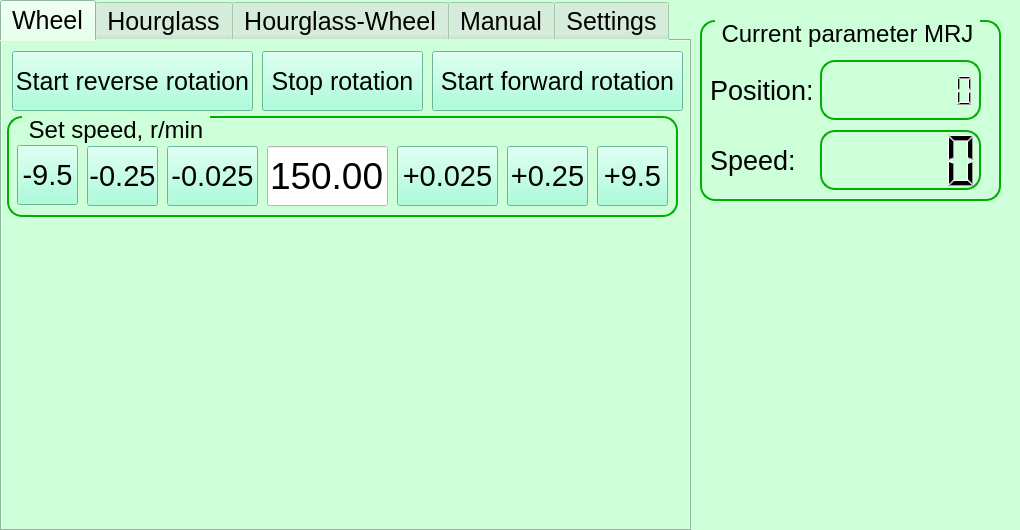
Old version of the form GUI.ui in the repository LeDima/Motor-control-MELSERVO-.
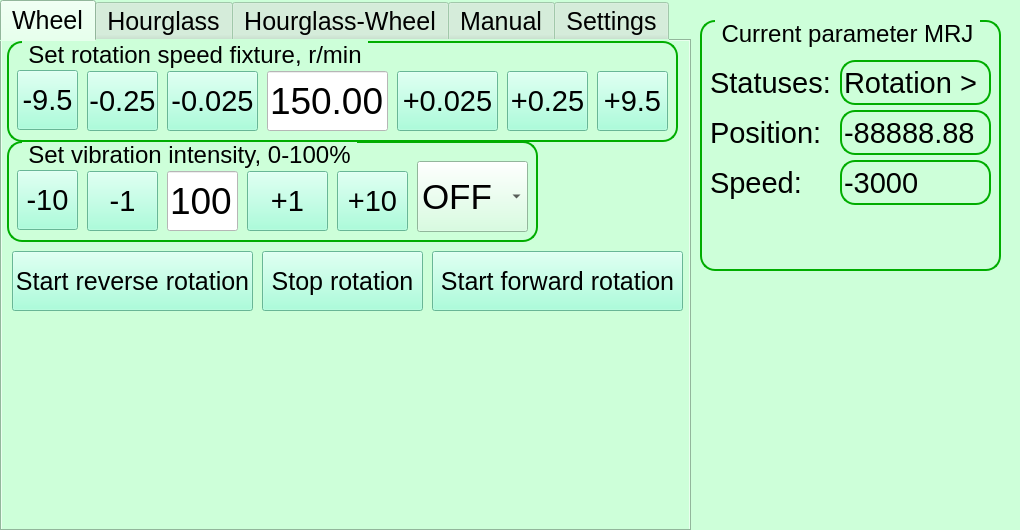
New version of the form. The open tabs and pages were chosen to show the change.

```diff
--- a/GUI.ui
+++ b/GUI.ui
@@ -130,7 +130,7 @@
       <property name="geometry">
        <rect>
         <x>5</x>
-        <y>75</y>
+        <y>0</y>
         <width>671</width>
         <height>101</height>
        </rect>
@@ -154,7 +154,7 @@
 }</string>
       </property>
       <property name="title">
-       <string>Set speed, r/min</string>
+       <string>Set rotation speed fixture, r/min</string>
       </property>
       <widget class="QLineEdit" name="lineEdit_Speed_Wheel_IN">
        <property name="geometry">
@@ -321,7 +321,7 @@
       <property name="geometry">
        <rect>
         <x>10</x>
-        <y>10</y>
+        <y>210</y>
         <width>241</width>
         <height>60</height>
        </rect>
@@ -343,7 +343,7 @@
       <property name="geometry">
        <rect>
         <x>260</x>
-        <y>10</y>
+        <y>210</y>
         <width>161</width>
         <height>60</height>
        </rect>
@@ -365,7 +365,7 @@
       <property name="geometry">
        <rect>
         <x>430</x>
-        <y>10</y>
+        <y>210</y>
         <width>251</width>
         <height>60</height>
        </rect>
@@ -383,6 +383,182 @@
        <string>Start forward rotation</string>
       </property>
      </widget>
+     <widget class="QGroupBox" name="groupBoxSet_VibInt_Wheel">
+      <property name="geometry">
+       <rect>
+        <x>5</x>
+        <y>100</y>
+        <width>531</width>
+        <height>101</height>
+       </rect>
+      </property>
+      <property name="font">
+       <font>
+        <family>Arial</family>
+        <pointsize>18</pointsize>
+       </font>
+      </property>
+      <property name="styleSheet">
+       <string notr="true">QGroupBox {
+    border: 2px solid rgb(0, 173, 0);
+    border-radius: 15px;
+    margin-top: 0.85em;
+}
+QGroupBox::title {
+    subcontrol-origin: margin;
+    left: 15px;
+    padding: 0 3px 0 3px;
+}</string>
+      </property>
+      <property name="title">
+       <string>Set vibration intensity, 0-100%</string>
+      </property>
+      <widget class="QLineEdit" name="lineEdit_VibInt_Wheel">
+       <property name="geometry">
+        <rect>
+         <x>160</x>
+         <y>30</y>
+         <width>71</width>
+         <height>60</height>
+        </rect>
+       </property>
+       <property name="font">
+        <font>
+         <family>Arial</family>
+         <pointsize>28</pointsize>
+        </font>
+       </property>
+       <property name="styleSheet">
+        <string notr="true">background-color: rgb(255, 255, 255);</string>
+       </property>
+       <property name="text">
+        <string>100</string>
+       </property>
+       <property name="dragEnabled">
+        <bool>false</bool>
+       </property>
+       <property name="readOnly">
+        <bool>true</bool>
+       </property>
+      </widget>
+      <widget class="QPushButton" name="button_VibInt_Wheel_m1">
+       <property name="geometry">
+        <rect>
+         <x>80</x>
+         <y>30</y>
+         <width>71</width>
+         <height>60</height>
+        </rect>
+       </property>
+       <property name="font">
+        <font>
+         <family>Arial</family>
+         <pointsize>22</pointsize>
+        </font>
+       </property>
+       <property name="styleSheet">
+        <string notr="true">background-color: rgb(146, 255, 210);</string>
+       </property>
+       <property name="text">
+        <string>-1</string>
+       </property>
+      </widget>
+      <widget class="QPushButton" name="button_VibInt_Wheel_m10">
+       <property name="geometry">
+        <rect>
+         <x>10</x>
+         <y>29</y>
+         <width>61</width>
+         <height>60</height>
+        </rect>
+       </property>
+       <property name="font">
+        <font>
+         <family>Arial</family>
+         <pointsize>22</pointsize>
+        </font>
+       </property>
+       <property name="styleSheet">
+        <string notr="true">background-color: rgb(146, 255, 210);</string>
+       </property>
+       <property name="text">
+        <string>-10</string>
+       </property>
+      </widget>
+      <widget class="QPushButton" name="button_VibInt_Wheel_p1">
+       <property name="geometry">
+        <rect>
+         <x>240</x>
+         <y>30</y>
+         <width>81</width>
+         <height>60</height>
+        </rect>
+       </property>
+       <property name="font">
+        <font>
+         <family>Arial</family>
+         <pointsize>22</pointsize>
+        </font>
+       </property>
+       <property name="styleSheet">
+        <string notr="true">background-color: rgb(146, 255, 210);</string>
+       </property>
+       <property name="text">
+        <string>+1</string>
+       </property>
+      </widget>
+      <widget class="QPushButton" name="button_VibInt_Wheel_p10">
+       <property name="geometry">
+        <rect>
+         <x>330</x>
+         <y>30</y>
+         <width>71</width>
+         <height>60</height>
+        </rect>
+       </property>
+       <property name="font">
+        <font>
+         <family>Arial</family>
+         <pointsize>22</pointsize>
+        </font>
+       </property>
+       <property name="styleSheet">
+        <string notr="true">background-color: rgb(146, 255, 210);</string>
+       </property>
+       <property name="text">
+        <string>+10</string>
+       </property>
+      </widget>
+      <widget class="QComboBox" name="comboBox_Vib_Wheel">
+       <property name="geometry">
+        <rect>
+         <x>410</x>
+         <y>20</y>
+         <width>111</width>
+         <height>71</height>
+        </rect>
+       </property>
+       <property name="font">
+        <font>
+         <family>Arial</family>
+         <pointsize>26</pointsize>
+        </font>
+       </property>
+       <property name="styleSheet">
+        <string notr="true">background-color: rgb(205, 255, 217);</string>
+       </property>
+       <item>
+        <property name="text">
+         <string>OFF</string>
+        </property>
+       </item>
+       <item>
+        <property name="text">
+         <string>ON</string>
+        </property>
+       </item>
+      </widget>
+     </widget>
     </widget>
     <widget class="QWidget" name="Tab_Hourglass">
      <attribute name="title">
@@ -2099,7 +2275,7 @@
       <x>700</x>
       <y>20</y>
       <width>301</width>
-      <height>181</height>
+      <height>251</height>
      </rect>
     </property>
     <property name="font">
@@ -2126,74 +2302,19 @@
     <property name="title">
      <string>Current parameter MRJ</string>
     </property>
-    <widget class="QLCDNumber" name="lcdPosition">
-     <property name="enabled">
-      <bool>true</bool>
-     </property>
-     <property name="geometry">
-      <rect>
-       <x>120</x>
-       <y>40</y>
-       <width>161</width>
-       <height>60</height>
-      </rect>
-     </property>
-     <property name="font">
-      <font>
-       <family>Arial</family>
-       <pointsize>16</pointsize>
-      </font>
-     </property>
-     <property name="mouseTracking">
-      <bool>false</bool>
-     </property>
-     <property name="contextMenuPolicy">
-      <enum>Qt::DefaultContextMenu</enum>
-     </property>
-     <property name="styleSheet">
-      <string notr="true">border: 2px solid rgb(0, 173, 0);
-border-radius: 15px;
-
-</string>
-     </property>
-     <property name="inputMethodHints">
-      <set>Qt::ImhNone</set>
-     </property>
-     <property name="lineWidth">
-      <number>0</number>
-     </property>
-     <property name="midLineWidth">
-      <number>2</number>
-     </property>
-     <property name="smallDecimalPoint">
-      <bool>false</bool>
-     </property>
-     <property name="digitCount">
-      <number>9</number>
-     </property>
-     <property name="segmentStyle">
-      <enum>QLCDNumber::Filled</enum>
-     </property>
-     <property name="value" stdset="0">
-      <double>0.000000000000000</double>
-     </property>
-     <property name="intValue" stdset="0">
-      <number>0</number>
-     </property>
-    </widget>
     <widget class="QLabel" name="label">
      <property name="geometry">
       <rect>
        <x>10</x>
-       <y>40</y>
-       <width>101</width>
-       <height>60</height>
+       <y>90</y>
+       <width>121</width>
+       <height>45</height>
       </rect>
      </property>
      <property name="font">
       <font>
        <family>Arial</family>
-       <pointsize>20</pointsize>
+       <pointsize>22</pointsize>
       </font>
      </property>
      <property name="text">
@@ -2204,68 +2325,128 @@
      <property name="geometry">
       <rect>
        <x>10</x>
-       <y>110</y>
-       <width>91</width>
-       <height>60</height>
+       <y>140</y>
+       <width>121</width>
+       <height>45</height>
       </rect>
      </property>
      <property name="font">
       <font>
        <family>Arial</family>
-       <pointsize>20</pointsize>
+       <pointsize>22</pointsize>
       </font>
      </property>
      <property name="text">
       <string>Speed: </string>
      </property>
     </widget>
-    <widget class="QLCDNumber" name="lcdSpeed">
-     <property name="enabled">
-      <bool>true</bool>
+    <widget class="QLabel" name="label_9">
+     <property name="geometry">
+      <rect>
+       <x>10</x>
+       <y>40</y>
+       <width>121</width>
+       <height>45</height>
+      </rect>
      </property>
+     <property name="font">
+      <font>
+       <family>Arial</family>
+       <pointsize>22</pointsize>
+      </font>
+     </property>
+     <property name="text">
+      <string>Statuses: </string>
+     </property>
+    </widget>
+    <widget class="QLineEdit" name="lineEdit_Statuses">
      <property name="geometry">
       <rect>
-       <x>120</x>
-       <y>110</y>
-       <width>161</width>
-       <height>60</height>
+       <x>140</x>
+       <y>40</y>
+       <width>151</width>
+       <height>45</height>
       </rect>
      </property>
-     <property name="mouseTracking">
+     <property name="font">
+      <font>
+       <family>Arial</family>
+       <pointsize>22</pointsize>
+      </font>
+     </property>
+     <property name="styleSheet">
+      <string notr="true">border: 2px solid rgb(0, 173, 0);
+border-radius: 15px;
+</string>
+     </property>
+     <property name="text">
+      <string>Rotation &gt;</string>
+     </property>
+     <property name="dragEnabled">
       <bool>false</bool>
      </property>
-     <property name="contextMenuPolicy">
-      <enum>Qt::DefaultContextMenu</enum>
+     <property name="readOnly">
+      <bool>true</bool>
      </property>
+    </widget>
+    <widget class="QLineEdit" name="lineEdit_Position">
+     <property name="geometry">
+      <rect>
+       <x>140</x>
+       <y>90</y>
+       <width>151</width>
+       <height>45</height>
+      </rect>
+     </property>
+     <property name="font">
+      <font>
+       <family>Arial</family>
+       <pointsize>22</pointsize>
+      </font>
+     </property>
      <property name="styleSheet">
       <string notr="true">border: 2px solid rgb(0, 173, 0);
 border-radius: 15px;
-
 </string>
      </property>
-     <property name="inputMethodHints">
-      <set>Qt::ImhNone</set>
+     <property name="text">
+      <string>-88888.88</string>
      </property>
-     <property name="lineWidth">
-      <number>0</number>
+     <property name="dragEnabled">
+      <bool>false</bool>
      </property>
-     <property name="midLineWidth">
-      <number>2</number>
+     <property name="readOnly">
+      <bool>true</bool>
      </property>
-     <property name="smallDecimalPoint">
-      <bool>false</bool>
+    </widget>
+    <widget class="QLineEdit" name="lineEdit_Speed">
+     <property name="geometry">
+      <rect>
+       <x>140</x>
+       <y>140</y>
+       <width>151</width>
+       <height>45</height>
+      </rect>
      </property>
-     <property name="digitCount">
-      <number>5</number>
+     <property name="font">
+      <font>
+       <family>Arial</family>
+       <pointsize>22</pointsize>
+      </font>
      </property>
-     <property name="segmentStyle">
-      <enum>QLCDNumber::Filled</enum>
+     <property name="styleSheet">
+      <string notr="true">border: 2px solid rgb(0, 173, 0);
+border-radius: 15px;
+</string>
      </property>
-     <property name="value" stdset="0">
-      <double>0.000000000000000</double>
+     <property name="text">
+      <string>-3000</string>
      </property>
-     <property name="intValue" stdset="0">
-      <number>0</number>
+     <property name="dragEnabled">
+      <bool>false</bool>
+     </property>
+     <property name="readOnly">
+      <bool>true</bool>
      </property>
     </widget>
    </widget>
```
Left out of the diff: 60 changed lines with no effect on the pictures.
